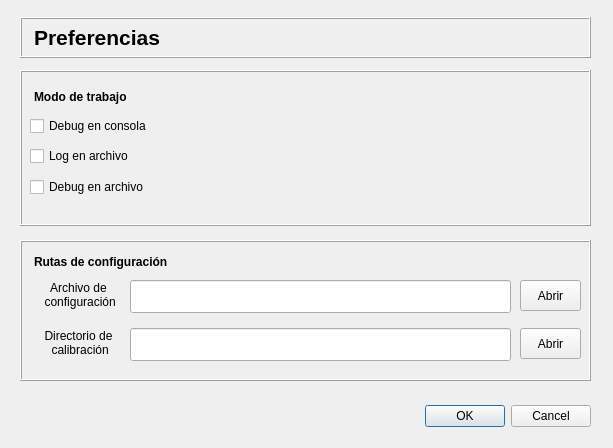
Before: the Qt Designer form ui/SetPreferences.ui in dpirlo/Qt_UTN_Potencia, drawn with Qt 5.
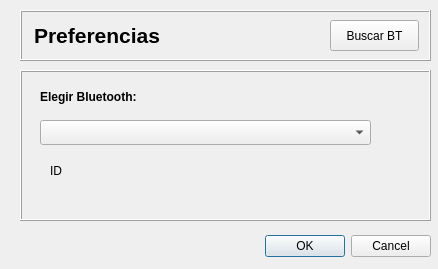
After: the same form once the commit is applied.

Commit message: agrego configuracion y carga de un nuevo dispositivo bluetooth

```diff
--- a/ui/SetPreferences.ui
+++ b/ui/SetPreferences.ui
@@ -6,8 +6,8 @@
    <rect>
     <x>0</x>
     <y>0</y>
-    <width>613</width>
-    <height>448</height>
+    <width>438</width>
+    <height>269</height>
    </rect>
   </property>
   <property name="windowTitle">
@@ -16,8 +16,8 @@
   <widget class="QDialogButtonBox" name="buttonBox">
    <property name="geometry">
     <rect>
-     <x>250</x>
-     <y>400</y>
+     <x>90</x>
+     <y>230</y>
      <width>341</width>
      <height>32</height>
     </rect>
@@ -34,8 +34,8 @@
     <rect>
      <x>20</x>
      <y>70</y>
-     <width>571</width>
-     <height>156</height>
+     <width>411</width>
+     <height>151</height>
     </rect>
    </property>
    <property name="frameShape">
@@ -44,25 +44,12 @@
    <property name="frameShadow">
     <enum>QFrame::Raised</enum>
    </property>
-   <widget class="QCheckBox" name="checkBox_Debug">
-    <property name="geometry">
-     <rect>
-      <x>10</x>
-      <y>43</y>
-      <width>521</width>
-      <height>26</height>
-     </rect>
-    </property>
-    <property name="text">
-     <string>Debug en consola</string>
-    </property>
-   </widget>
    <widget class="QLabel" name="label">
     <property name="geometry">
      <rect>
-      <x>14</x>
+      <x>20</x>
       <y>11</y>
-      <width>541</width>
+      <width>221</width>
       <height>31</height>
      </rect>
     </property>
@@ -73,166 +60,43 @@
      </font>
     </property>
     <property name="text">
-     <string>Modo de trabajo</string>
+     <string>Elegir Bluetooth:</string>
     </property>
    </widget>
-   <widget class="QCheckBox" name="checkBox_Log">
+   <widget class="QComboBox" name="comboBox_ID">
     <property name="geometry">
      <rect>
-      <x>10</x>
-      <y>73</y>
-      <width>521</width>
-      <height>26</height>
+      <x>20</x>
+      <y>50</y>
+      <width>331</width>
+      <height>25</height>
      </rect>
     </property>
-    <property name="text">
-     <string>Log en archivo</string>
-    </property>
    </widget>
-   <widget class="QCheckBox" name="checkBox_StdOut">
-    <property name="geometry">
-     <rect>
-      <x>10</x>
-      <y>104</y>
-      <width>521</width>
-      <height>26</height>
-     </rect>
-    </property>
-    <property name="text">
-     <string>Debug en archivo</string>
-    </property>
-   </widget>
-  </widget>
-  <widget class="QFrame" name="frame_config_file">
-   <property name="geometry">
-    <rect>
-     <x>20</x>
-     <y>240</y>
-     <width>571</width>
-     <height>141</height>
-    </rect>
-   </property>
-   <property name="frameShape">
-    <enum>QFrame::Box</enum>
-   </property>
-   <property name="frameShadow">
-    <enum>QFrame::Raised</enum>
-   </property>
    <widget class="QLabel" name="label_2">
     <property name="geometry">
      <rect>
-      <x>14</x>
-      <y>11</y>
-      <width>541</width>
+      <x>30</x>
+      <y>90</y>
+      <width>41</width>
       <height>21</height>
      </rect>
     </property>
-    <property name="font">
-     <font>
-      <weight>75</weight>
-      <bold>true</bold>
-     </font>
-    </property>
     <property name="text">
-     <string>Rutas de configuración</string>
+     <string>ID</string>
     </property>
    </widget>
-   <widget class="QLineEdit" name="lineEdit_config_file">
+   <widget class="QLabel" name="label_ID">
     <property name="geometry">
      <rect>
-      <x>110</x>
-      <y>40</y>
-      <width>381</width>
-      <height>33</height>
+      <x>100</x>
+      <y>90</y>
+      <width>121</width>
+      <height>21</height>
      </rect>
     </property>
-   </widget>
-   <widget class="QPushButton" name="pushButton_open_config_file">
-    <property name="geometry">
-     <rect>
-      <x>500</x>
-      <y>40</y>
-      <width>61</width>
-      <height>31</height>
-     </rect>
-    </property>
     <property name="text">
-     <string>Abrir</string>
-    </property>
-   </widget>
-   <widget class="QLabel" name="label_3">
-    <property name="geometry">
-     <rect>
-      <x>8</x>
-      <y>34</y>
-      <width>101</width>
-      <height>41</height>
-     </rect>
-    </property>
-    <property name="sizePolicy">
-     <sizepolicy hsizetype="Preferred" vsizetype="Preferred">
-      <horstretch>0</horstretch>
-      <verstretch>0</verstretch>
-     </sizepolicy>
-    </property>
-    <property name="layoutDirection">
-     <enum>Qt::RightToLeft</enum>
-    </property>
-    <property name="text">
-     <string>Archivo de
- configuración</string>
-    </property>
-    <property name="alignment">
-     <set>Qt::AlignCenter</set>
-    </property>
-   </widget>
-   <widget class="QLabel" name="label_4">
-    <property name="geometry">
-     <rect>
-      <x>8</x>
-      <y>82</y>
-      <width>101</width>
-      <height>41</height>
-     </rect>
-    </property>
-    <property name="sizePolicy">
-     <sizepolicy hsizetype="Preferred" vsizetype="Preferred">
-      <horstretch>0</horstretch>
-      <verstretch>0</verstretch>
-     </sizepolicy>
-    </property>
-    <property name="layoutDirection">
-     <enum>Qt::RightToLeft</enum>
-    </property>
-    <property name="text">
-     <string>Directorio de
- calibración</string>
-    </property>
-    <property name="alignment">
-     <set>Qt::AlignCenter</set>
-    </property>
-   </widget>
-   <widget class="QPushButton" name="pushButton_open_config_calib">
-    <property name="geometry">
-     <rect>
-      <x>500</x>
-      <y>88</y>
-      <width>61</width>
-      <height>31</height>
-     </rect>
-    </property>
-    <property name="text">
-     <string>Abrir</string>
-    </property>
-   </widget>
-   <widget class="QLineEdit" name="lineEdit_config_calib">
-    <property name="geometry">
-     <rect>
-      <x>110</x>
-      <y>88</y>
-      <width>381</width>
-      <height>33</height>
-     </rect>
+     <string/>
     </property>
    </widget>
   </widget>
@@ -240,9 +104,9 @@
    <property name="geometry">
     <rect>
      <x>20</x>
-     <y>17</y>
-     <width>571</width>
-     <height>41</height>
+     <y>10</y>
+     <width>411</width>
+     <height>51</height>
     </rect>
    </property>
    <property name="frameShape">
@@ -256,8 +120,8 @@
      <rect>
       <x>14</x>
       <y>5</y>
-      <width>541</width>
-      <height>31</height>
+      <width>371</width>
+      <height>41</height>
      </rect>
     </property>
     <property name="font">
@@ -271,6 +135,19 @@
      <string>Preferencias</string>
     </property>
    </widget>
+   <widget class="QPushButton" name="pushButton">
+    <property name="geometry">
+     <rect>
+      <x>310</x>
+      <y>10</y>
+      <width>89</width>
+      <height>31</height>
+     </rect>
+    </property>
+    <property name="text">
+     <string>Buscar BT</string>
+    </property>
+   </widget>
   </widget>
  </widget>
  <resources/>
```
The commit also changes 7 other files.
